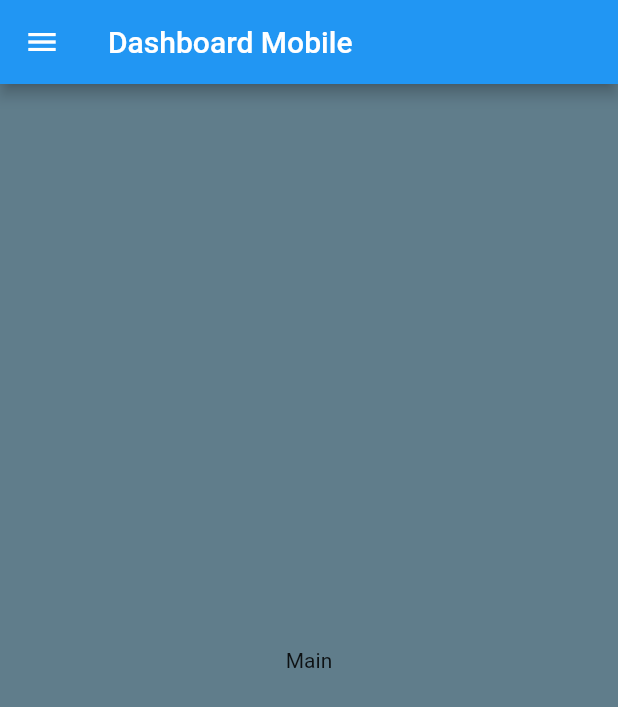
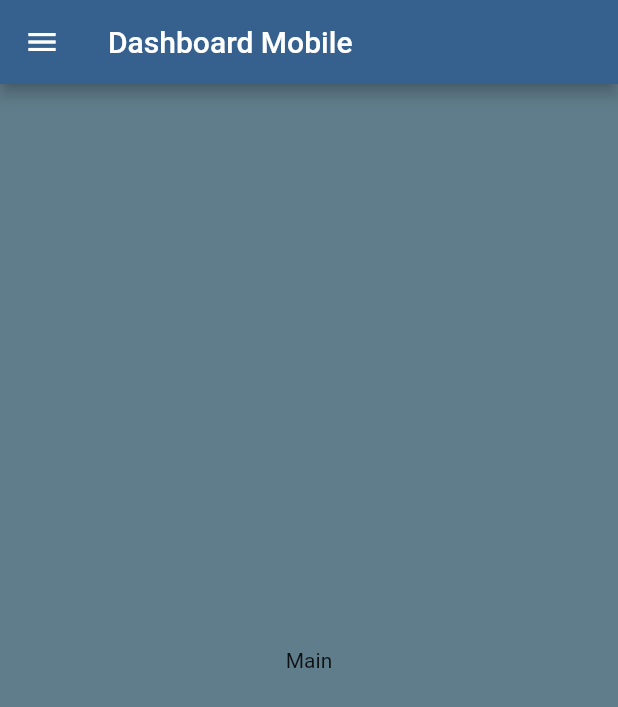
Before and after one commit to juliannelima/flutter-dashboard, a Flutter app: the screen it shows after launch, on a phone screen of 412 x 824 dp. Shown: the top 707 px of the screen. Run offline on Flutter 3.47's test engine with Material 2 defaults, Android fonts, the phone set to English and light mode, and no system bars.

Commit message:
Altera widget main para content

```diff
--- a/lib/pages/mobile.dart
+++ b/lib/pages/mobile.dart
@@ -1,6 +1,6 @@
 import 'package:flutter/material.dart';
 
-import '../components/main.dart';
+import '../components/content.dart';
 import '../components/menu.dart';
 
 class MobileWidget extends StatelessWidget {
@@ -10,7 +10,6 @@ class MobileWidget extends StatelessWidget {
   Widget build(BuildContext context) {
     return Scaffold(
       appBar: AppBar(
-        backgroundColor: Colors.blue,
         title: const Text('Dashboard Mobile'),
       ),
       drawer: const Drawer(
--- a/lib/pages/web.dart
+++ b/lib/pages/web.dart
@@ -1,6 +1,6 @@
 import 'package:flutter/material.dart';
 
-import '../components/main.dart';
+import '../components/content.dart';
 import '../components/menu.dart';
 
 class WebWidget extends StatefulWidget {
```
Also changed, not shown: lib/components/content.dart (renamed from lib/components/main.dart).
